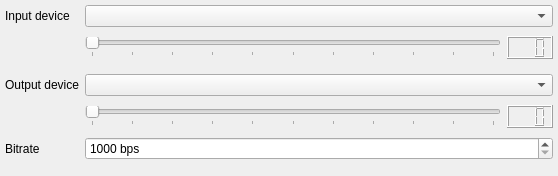
Before: the Qt Designer form src/plugins/jinglertp/audiooptions.ui in eyecu-im/eyecu-qt, drawn with Qt 5.
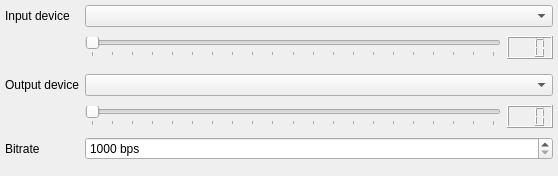
After: the same form once the commit is applied. Custom widgets are drawn as their Qt base class.

Diff of the .ui file:
```diff
--- a/src/plugins/jinglertp/audiooptions.ui
+++ b/src/plugins/jinglertp/audiooptions.ui
@@ -98,7 +98,7 @@
         </sizepolicy>
        </property>
        <property name="maximum">
-        <number>100</number>
+        <number>200</number>
        </property>
        <property name="orientation">
         <enum>Qt::Horizontal</enum>
@@ -143,7 +143,7 @@
         </sizepolicy>
        </property>
        <property name="maximum">
-        <number>100</number>
+        <number>200</number>
        </property>
        <property name="orientation">
         <enum>Qt::Horizontal</enum>
```
Left out of the diff: 22 changed lines with no effect on the pictures.
